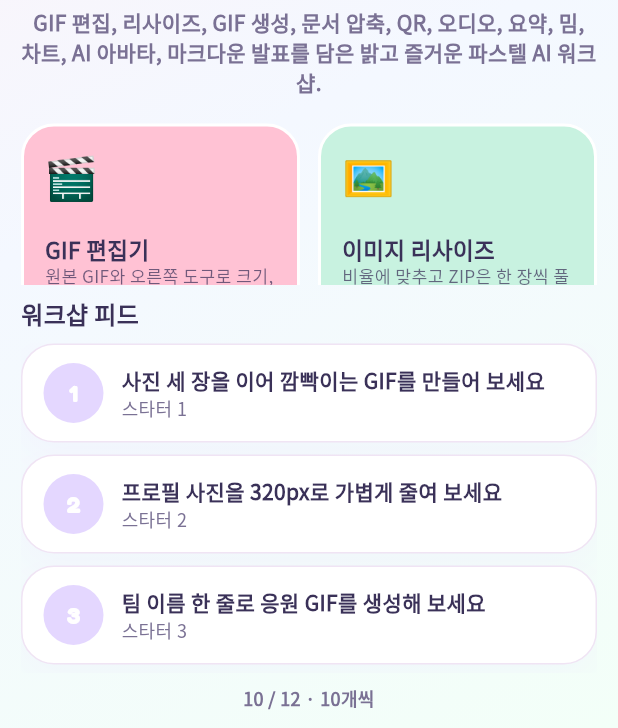
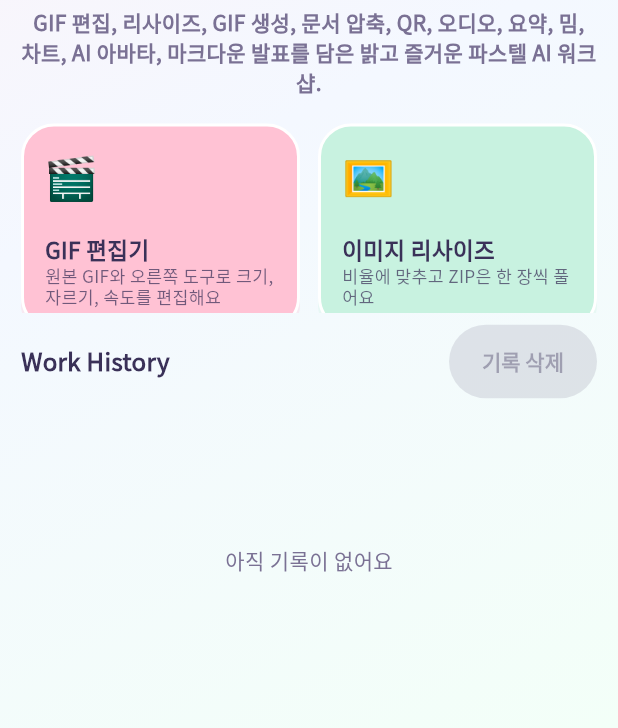
Before and after one commit to nfriend02/mybworkshop, a Flutter app: the screen it shows after launch, on a phone screen of 412 x 824 dp, the part 508-1236 px from its top. Run offline on Flutter 3.47's test engine with Material 3 defaults, Android fonts, the phone set to English and light mode, and no system bars; our stand-ins replace cloud_firestore, file_picker, firebase_auth, firebase_core, flutter_dotenv, go_router and 3 more; missing offline and left inert: dart:js_interop, desktop_drop; accounts and stored records are empty; network calls fail.

Commit message:
Let the home screen delete selected work history.
Work History lists each finished job with a short description, and the delete button removes only the checked Firestore records.

Co-authored-by: Cursor <cursoragent@cursor.com>

```diff
--- a/lib/pages/home/home_page.dart
+++ b/lib/pages/home/home_page.dart
@@ -11,21 +11,6 @@ import '../../shared/config/workshop_catalog.dart';
 import '../../shared/widgets/fun_feature_button.dart';
 import '../../shared/widgets/scroll_paged_list.dart';
 import '../../shared/widgets/workshop_logo.dart';
-
-const _starterFeed = <String>[
-  '사진 세 장을 이어 깜빡이는 GIF를 만들어 보세요',
-  '프로필 사진을 320px로 가볍게 줄여 보세요',
-  '팀 이름 한 줄로 응원 GIF를 생성해 보세요',
-  '발표 자료를 ZIP으로 묶어 용량을 확인해 보세요',
-  '워크샵 주소로 QR 코드를 만들어 벽에 붙여 보세요',
-  '440Hz 톤으로 박자를 맞추고 WAV로 저장해 보세요',
-  '긴 회의록을 세 문장으로 요약해 보세요',
-  '오늘의 기분을 밈 자막으로 남겨 보세요',
-  '일주일 숫자를 막대 차트로 그려 보세요',
-  '닉네임으로 나만의 파스텔 아바타를 뽑아 보세요',
-  '마크다운 제목을 발표 슬라이드로 넘겨 보세요',
-  '업로드 체크리스트로 전시 정보를 확인해 보세요',
-];
 
 class HomePage extends StatelessWidget {
   const HomePage({super.key});
@@ -94,14 +79,6 @@ class HomePage extends StatelessWidget {
           ),
         ),
         const SizedBox(height: 8),
-        Text(
-          '워크샵 피드',
-          style: GoogleFonts.notoSansKr(
-            fontWeight: FontWeight.w900,
-            fontSize: 16,
-          ),
-        ),
-        const SizedBox(height: 8),
         const Expanded(flex: 2, child: _WorkshopFeed()),
       ],
     );
@@ -137,7 +114,9 @@ class _WorkshopFeed extends StatefulWidget {
 
 class _WorkshopFeedState extends State<_WorkshopFeed> {
   List<WorkshopJob>? _jobs;
+  final _selected = <String>{};
   String? _error;
+  var _busy = false;
 
   @override
   void initState() {
@@ -147,16 +126,20 @@ class _WorkshopFeedState extends State<_WorkshopFeed> {
 
   Future<void> _load() async {
     final firestore = context.read<FirestoreService?>();
-    if (firestore == null) return;
+    if (firestore == null) {
+      if (mounted) setState(() => _jobs = []);
+      return;
+    }
     try {
       final rows = await firestore.listPage(
         collection: 'jobs',
         status: null,
-        limit: 30,
+        limit: 100,
       );
       if (!mounted) return;
       setState(() {
         _jobs = rows.map(WorkshopJob.fromMap).toList();
+        _selected.removeWhere((id) => !_jobs!.any((job) => job.id == id));
         _error = null;
       });
     } catch (e) {
@@ -165,23 +148,84 @@ class _WorkshopFeedState extends State<_WorkshopFeed> {
     }
   }
 
+  Future<void> _deleteChecked() async {
+    final ids = _selected.toList();
+    if (ids.isEmpty || _busy) return;
+    final firestore = context.read<FirestoreService?>();
+    if (firestore == null) return;
+    setState(() => _busy = true);
+    try {
+      for (final id in ids) {
+        await firestore.deleteData('jobs', id);
+      }
+      if (!mounted) return;
+      setState(() {
+        _jobs = _jobs?.where((job) => !_selected.contains(job.id)).toList();
+        _selected.clear();
+        _error = null;
+      });
+      ScaffoldMessenger.of(context).showSnackBar(
+        SnackBar(content: Text('${ids.length}개 기록을 삭제했어요')),
+      );
+    } catch (e) {
+      if (!mounted) return;
+      setState(() => _error = '$e');
+    } finally {
+      if (mounted) setState(() => _busy = false);
+    }
+  }
+
   @override
   Widget build(BuildContext context) {
     final jobs = _jobs;
-    if (jobs != null && jobs.isNotEmpty) {
+    final canDelete = _selected.isNotEmpty && !_busy;
     return Column(
       crossAxisAlignment: CrossAxisAlignment.stretch,
       children: [
+        Row(
+          children: [
+            Text(
+              'Work History',
+              style: GoogleFonts.notoSansKr(
+                fontWeight: FontWeight.w900,
+                fontSize: 16,
+              ),
+            ),
+            const Spacer(),
+            FilledButton(
+              onPressed: canDelete ? _deleteChecked : null,
+              style: FilledButton.styleFrom(
+                backgroundColor: AppTheme.coral,
+                foregroundColor: Colors.white,
+              ),
+              child: Text(_busy ? '삭제 중' : '기록 삭제'),
+            ),
+          ],
+        ),
+        const SizedBox(height: 8),
         if (_error != null)
           Text(_error!, style: GoogleFonts.notoSansKr(color: AppTheme.coral)),
         Expanded(
-            child: ScrollPagedList<WorkshopJob>(
+          child: jobs == null
+              ? const Center(child: CircularProgressIndicator())
+              : ScrollPagedList<WorkshopJob>(
                   items: jobs,
+                  emptyMessage: '아직 기록이 없어요',
                   itemBuilder: (context, job, index) {
                     return _FeedTile(
                       index: index,
                       title: job.title,
-                  subtitle: job.tool,
+                      subtitle: _summary(job),
+                      checked: _selected.contains(job.id),
+                      onChecked: (checked) {
+                        setState(() {
+                          if (checked) {
+                            _selected.add(job.id);
+                          } else {
+                            _selected.remove(job.id);
+                          }
+                        });
+                      },
                     );
                   },
                 ),
@@ -189,15 +233,14 @@ class _WorkshopFeedState extends State<_WorkshopFeed> {
       ],
     );
   }
+}
 
-    return ScrollPagedList<String>(
-      items: _starterFeed,
-      emptyMessage: '아직 피드가 없어요',
-      itemBuilder: (context, tip, index) {
-        return _FeedTile(index: index, title: tip, subtitle: '스타터 ${index + 1}');
-      },
-    );
-  }
+String _summary(WorkshopJob job) {
+  final detail = job.detail.replaceAll(RegExp(r'\s+'), ' ').trim();
+  if (detail.isNotEmpty) return detail;
+  final tool = toolForPath('/${job.tool}');
+  if (tool.path != '/') return tool.label;
+  return job.tool;
 }
 
 class _FeedTile extends StatelessWidget {
@@ -205,16 +248,20 @@ class _FeedTile extends StatelessWidget {
     required this.index,
     required this.title,
     required this.subtitle,
+    required this.checked,
+    required this.onChecked,
   });
 
   final int index;
   final String title;
   final String subtitle;
+  final bool checked;
+  final ValueChanged<bool> onChecked;
 
   @override
   Widget build(BuildContext context) {
     return Container(
-      padding: const EdgeInsets.symmetric(horizontal: 14, vertical: 12),
+      padding: const EdgeInsets.fromLTRB(14, 8, 4, 8),
       decoration: AppTheme.card(tint: AppTheme.lavender),
       child: Row(
         children: [
@@ -232,10 +279,14 @@ class _FeedTile extends StatelessWidget {
               children: [
                 Text(
                   title,
+                  maxLines: 1,
+                  overflow: TextOverflow.ellipsis,
                   style: GoogleFonts.notoSansKr(fontWeight: FontWeight.w800),
                 ),
                 Text(
                   subtitle,
+                  maxLines: 2,
+                  overflow: TextOverflow.ellipsis,
                   style: GoogleFonts.notoSansKr(
                     fontSize: 12,
                     color: AppTheme.muted,
@@ -244,6 +295,10 @@ class _FeedTile extends StatelessWidget {
               ],
             ),
           ),
+          Checkbox(
+            value: checked,
+            onChanged: (value) => onChecked(value ?? false),
+          ),
         ],
       ),
     );
```
Also changed, not shown: 1 other file. Lines whose indentation alone changed are shown as unchanged.
